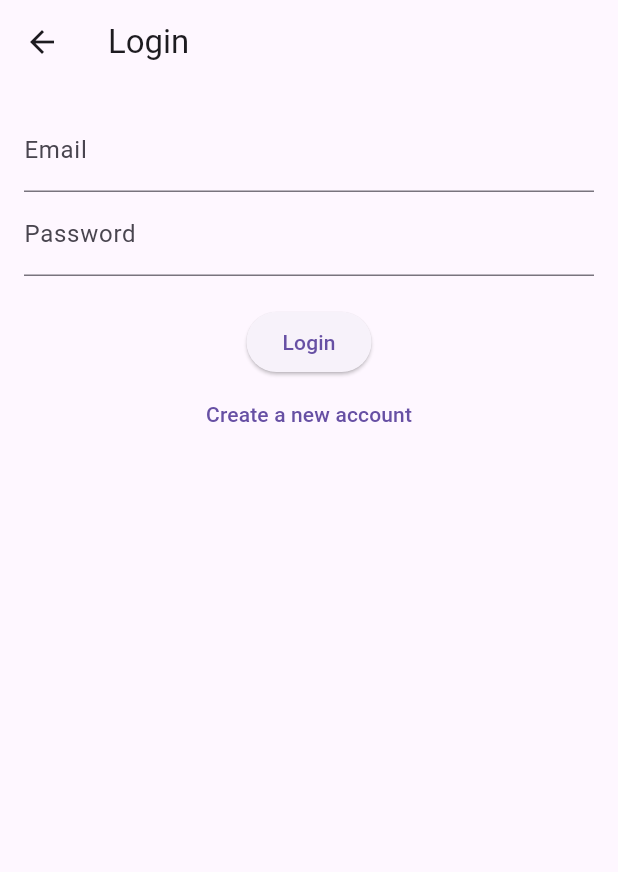
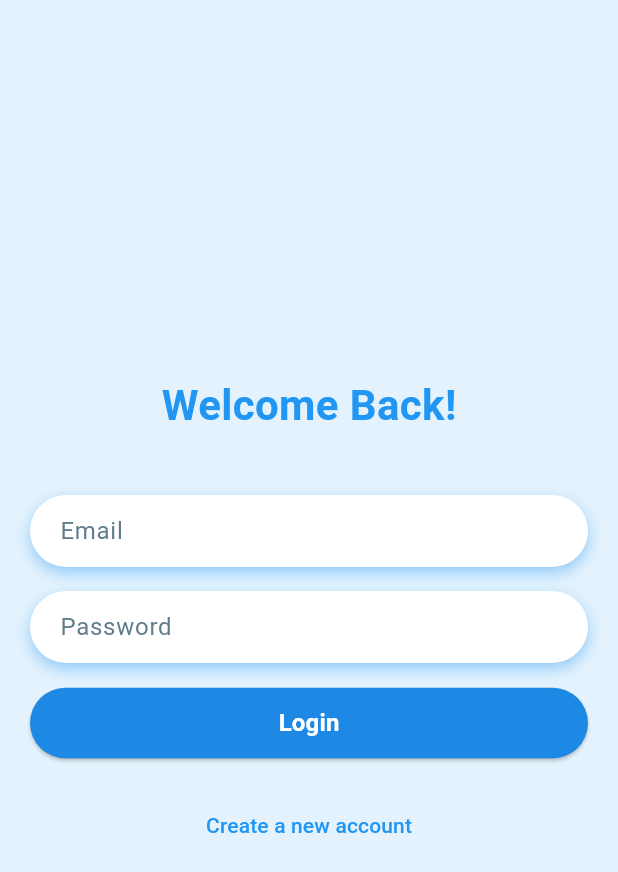
Before and after one commit to UAlaina/HabitBloom, a Flutter app: the screen it shows after launch, after a tap on "Login", on a phone screen of 412 x 824 dp. Shown: the top 872 px of the screen. Run offline on Flutter 3.47's test engine with Material 3 defaults, Android fonts, the phone set to English and light mode, and no system bars; our stand-ins replace cloud_firestore, firebase_auth, firebase_core, sqflite, table_calendar; accounts and stored records are empty.

Commit message:
pushed to fix errors

```diff
--- a/habittracker/lib/login/login_page.dart
+++ b/habittracker/lib/login/login_page.dart
@@ -1,3 +1,189 @@
+
+import 'package:cloud_firestore/cloud_firestore.dart';
+import 'package:flutter/material.dart';
+import 'package:provider/provider.dart';
+
+import 'package:habittracker/models/user_data.dart';
+import 'package:habittracker/models/db_service.dart';
+import 'package:habittracker/homescreen.dart';
+import 'signup_page.dart';
+
+class LoginPage extends StatefulWidget {
+  const LoginPage({Key? key}) : super(key: key);
+
+  @override
+  _LoginPageState createState() => _LoginPageState();
+}
+
+class _LoginPageState extends State<LoginPage> {
+  final TextEditingController _emailController = TextEditingController();
+  final TextEditingController _passwordController = TextEditingController();
+  final FirebaseFirestore _firestore = FirebaseFirestore.instance;
+
+  Future<void> _login() async {
+    String email = _emailController.text.trim();
+    String password = _passwordController.text.trim();
+
+    try {
+      var snapshot = await _firestore.collection('users').where('email', isEqualTo: email).get();
+
+      if (snapshot.docs.isEmpty) {
+        ScaffoldMessenger.of(context).showSnackBar(const SnackBar(content: Text("Email not found")));
+        return;
+      }
+
+      var userDoc = snapshot.docs.first;
+      if (userDoc['password'] == password) {
+        //save docId to Provider
+        final docId = userDoc.id;
+        Provider.of<UserData>(context, listen: false).setDocId(docId);
+        ScaffoldMessenger.of(context).showSnackBar(
+          SnackBar(content: Text('docID: ${docId}')),
+        );
+        //EXP WARNING: might not init properly
+        await DbService().initialize(docId);
+        Navigator.pushReplacement(
+          context,
+          //MaterialPageRoute(builder: (context) => const DashboardPage()),
+          MaterialPageRoute(builder: (context) => HomeScreen(
+            isDarkMode: false,
+            toggleDarkMode: () {
+              setState(() {
+                // Logic to toggle dark mode
+              });
+            },
+          ),
+          ),
+
+        );
+      } else {
+        ScaffoldMessenger.of(context).showSnackBar(const SnackBar(content: Text("Incorrect password")));
+      }
+    } catch (e) {
+      print(e);
+      ScaffoldMessenger.of(context).showSnackBar(const SnackBar(content: Text("Error occurred during login")));
+    }
+  }
+
+  @override
+  Widget build(BuildContext context) {
+    return Scaffold(
+      backgroundColor: Colors.blue.shade50,
+      body: SafeArea(
+        child: Padding(
+          padding: const EdgeInsets.symmetric(horizontal: 20),
+          child: Center(
+            child: SingleChildScrollView(
+              child: Column(
+                mainAxisAlignment: MainAxisAlignment.center,
+                crossAxisAlignment: CrossAxisAlignment.center,
+                children: [
+                  const SizedBox(height: 50),
+                  const Text(
+                    'Welcome Back!',
+                    style: TextStyle(
+                      fontSize: 28,
+                      fontWeight: FontWeight.bold,
+                      color: Colors.blue,
+                    ),
+                  ),
+                  const SizedBox(height: 40),
+
+                  _buildTextField(_emailController, 'Email'),
+                  const SizedBox(height: 16),
+
+                  _buildTextField(_passwordController, 'Password', obscureText: true),
+                  const SizedBox(height: 16),
+
+                  SizedBox(
+                    width: double.infinity,
+                    child: ElevatedButton(
+                      onPressed: _login,
+                      style: ElevatedButton.styleFrom(
+                        backgroundColor: Colors.blue.shade600,
+                        foregroundColor: Colors.white,
+                        shape: RoundedRectangleBorder(
+                          borderRadius: BorderRadius.circular(30),
+                        ),
+                        padding: const EdgeInsets.symmetric(vertical: 12),
+                      ),
+                      child: const Text(
+                        'Login',
+                        style: TextStyle(
+                          fontSize: 16,
+                          fontWeight: FontWeight.bold,
+                        ),
+                      ),
+                    ),
+                  ),
+                  const SizedBox(height: 20),
+
+                  TextButton(
+                    onPressed: () {
+                      Navigator.push(
+                        context,
+                        MaterialPageRoute(builder: (context) => const SignUpPage()),
+                      );
+                    },
+                    child: const Text(
+                      'Create a new account',
+                      style: TextStyle(color: Colors.blue),
+                    ),
+                  ),
+                  const SizedBox(height: 50),
+                ],
+              ),
+            ),
+          ),
+        ),
+      ),
+    );
+  }
+
+  Widget _buildTextField(TextEditingController controller, String hintText, {bool obscureText = false}) {
+    return Container(
+      decoration: BoxDecoration(
+        color: Colors.white,
+        borderRadius: BorderRadius.circular(30),
+        boxShadow: [
+          BoxShadow(
+            color: Colors.blue.shade200,
+            blurRadius: 8,
+            offset: const Offset(0, 4),
+          ),
+        ],
+      ),
+      child: Padding(
+        padding: const EdgeInsets.symmetric(horizontal: 20),
+        child: TextFormField(
+          controller: controller,
+          obscureText: obscureText,
+          decoration: InputDecoration(
+            hintText: hintText,
+            border: InputBorder.none,
+            hintStyle: const TextStyle(color: Colors.blueGrey),
+          ),
+          style: const TextStyle(color: Colors.blue),
+        ),
+      ),
+    );
+  }
+}
+
+
+
+
+
+
+
+
+
+
+
+//OLD LOGIN
+/*
+
+
 import 'package:cloud_firestore/cloud_firestore.dart';
 import 'package:flutter/material.dart';
 import 'package:firebase_core/firebase_core.dart';
@@ -270,3 +456,6 @@ class _LoginPageState extends State<LoginPage> {
 //   }
 //
 // }
+
+
+ */
```
